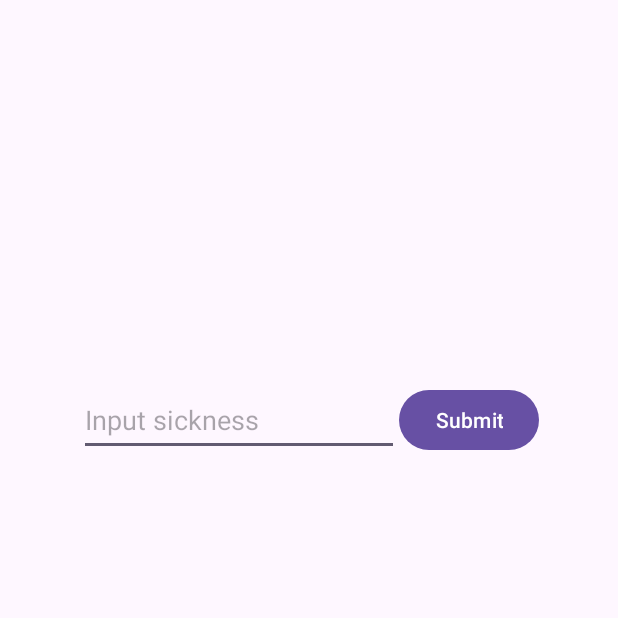
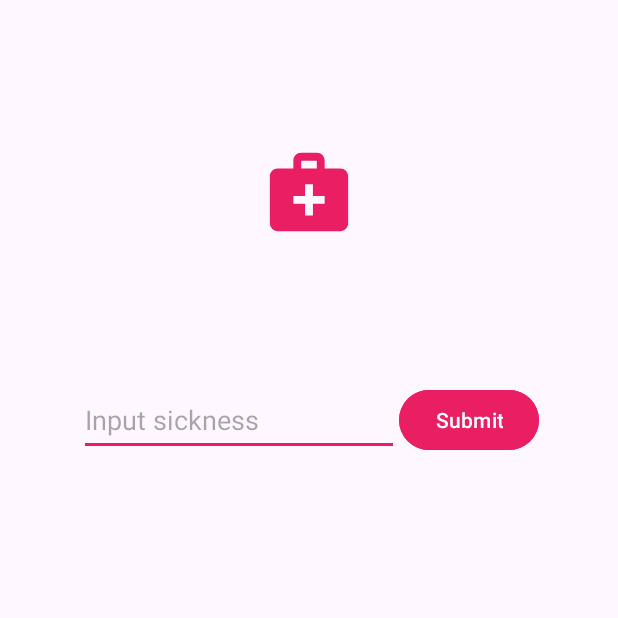
Before and after one commit to benny1436/Sick-Check-GDSC-Bicol-Uni-PH, an Android app: the screen it shows after launch (MainActivity), on a phone screen of 412 x 824 dp, the top half of it. Run offline under Robolectric (Android 15) with nearby library versions, the phone set to English and light mode, and no system bars; libraries missing offline, so code that uses them is left out: com.google.ai.client; 13 statements that could not run were skipped.

Commit message:
UI Changes

```diff
--- a/app/src/main/java/com/moonstar000/medicationapp/MainActivity.java
+++ b/app/src/main/java/com/moonstar000/medicationapp/MainActivity.java
@@ -8,6 +8,7 @@ import android.os.Bundle;
 import android.widget.Button;
 import android.widget.EditText;
 import android.widget.LinearLayout;
+import android.widget.ProgressBar;
 import android.widget.Toast;
 
 import androidx.appcompat.widget.AppCompatTextView;
@@ -51,6 +52,8 @@ public class MainActivity extends AppCompatActivity {
 
         submitBtn = findViewById(R.id.submit_btn);
         sicknessInput = findViewById(R.id.sickness_input);
+        medicationList = findViewById(R.id.medication_linear_layout);
+
 
         GenerationConfig.Builder configBuilder = new GenerationConfig.Builder();
         configBuilder.temperature = 0.9f;
@@ -77,11 +80,13 @@ public class MainActivity extends AppCompatActivity {
 
         submitBtn.setOnClickListener(v -> {
 
+            medicationList.addView(new ProgressBar(MainActivity.this) {{
+                setLayoutParams(new LinearLayout.LayoutParams(LinearLayout.LayoutParams.MATCH_PARENT, LinearLayout.LayoutParams.WRAP_CONTENT));
+            }});
+
             String input = sicknessInput.getText().toString();
             Content content = new Content.Builder()
-                    .addText("Find possible medication for an illness provided in the input, output using a JSON Template:{  \"name\": \"Medication Name\",  \"genericName\": \"Generic Name\",  \"drugClass\": \"Drug Class\",  \"dose\": {    \"amount\": 10,    \"unit\": \"mg\"  },  \"form\": \"Tablet\",  \"route\": \"Oral\",  \"frequency\": {    \"timesPerDay\": 2,    \"period\": \"Day\"  },  \"indication\": {    \"condition\": \"Condition Treated\",    \"severity\": \"Moderate\"  },  \"contraindications\": [\"Allergy to X\"],  \"interactions\": [\"Drug Y\"],  \"sideEffects\": [    {      \"name\": \"Headache\",      \"severity\": \"Mild\"    },    {      \"name\": \"Nausea\",      \"severity\": \"Moderate\"    }  ],  \"warnings\": [\"Do not take with alcohol\"],  \"notes\": \"Take after food\"}")
-                    .addText("input: Soar Throat")
-                    .addText("output: {\n  \"name\": \"Ibuprofen\",\n  \"genericName\": \"Ibuprofen\",\n  \"drugClass\": \"Nonsteroidal anti-inflammatory drug (NSAID)\",\n  \"dose\": {\n    \"amount\": 200,\n    \"unit\": \"mg\"\n  },\n  \"form\": \"Tablet\",\n  \"route\": \"Oral\",\n  \"frequency\": {\n    \"timesPerDay\": 3,\n    \"period\": \"Day\"\n  },\n  \"indication\": {\n    \"condition\": \"Soar Throat\",\n    \"severity\": \"Moderate\"\n  },\n  \"contraindications\": [],\n  \"interactions\": [],\n  \"sideEffects\": [\n    {\n      \"name\": \"Headache\",\n      \"severity\": \"Mild\"\n    },\n    {\n      \"name\": \"Nausea\",\n      \"severity\": \"Mild\"\n    }\n  ],\n  \"warnings\": [],\n  \"notes\": \"Take after food\"\n}")
+                    .addText("Find possible medication for an illness provided in the input, output using a JSON Template:{  \"name\": \"Medication Name\",  \"genericName\": \"Generic Name\",  \"drugClass\": \"Drug Class\",  \"dose\": {    \"amount\": 10,    \"unit\": \"mg\"  },  \"form\": \"Tablet\",  \"route\": \"Oral\",  \"frequency\": {    \"timesPerDay\": 2,    \"period\": \"Day\"  },  \"indication\": {    \"condition\": \"Condition Treated\",    \"severity\": \"Moderate\"  },  \"sideEffect\": {    \"name\": \"Nausea\",    \"severity\": \"Moderate\"  },  \"warnings\": [    \"Do not take with alcohol\"  ],  \"notes\": \"Take after food\"}")
                     .addText("input: " + input)
                     .addText("output: ")
                     .build();
@@ -108,18 +113,9 @@ public class MainActivity extends AppCompatActivity {
                         System.out.println("Generic name: " + medication.genericName);
                         System.out.println("Dose: " + medication.dose.amount + " " + medication.dose.unit);
 
-                        medicationList = findViewById(R.id.medication_linear_layout);
 
                         medicationList.removeAllViews();
 
-//                    medicationList.addView(new AppCompatTextView(MainActivity.this) {{
-//                        setText(resultText);
-//                        setTypeface(null, Typeface.BOLD);
-//                        setLayoutParams(new LinearLayout.LayoutParams(LinearLayout.LayoutParams.MATCH_PARENT, LinearLayout.LayoutParams.MATCH_PARENT));
-//                        setTextAlignment(TEXT_ALIGNMENT_VIEW_START);
-//                    }});
-
-                        // Add a new textview to the linear layout
                         medicationList.addView(new AppCompatTextView(MainActivity.this) {{
                             setText("Drug Name: " + medication.name);
                             setTypeface(null, Typeface.BOLD);
@@ -142,43 +138,39 @@ public class MainActivity extends AppCompatActivity {
                             setTextAlignment(TEXT_ALIGNMENT_VIEW_START);
                         }});
                         medicationList.addView(new AppCompatTextView(MainActivity.this) {{
-                            setText("Route:" + medication.route);
+                            setText("Route: " + medication.route);
                             setLayoutParams(new LinearLayout.LayoutParams(LinearLayout.LayoutParams.MATCH_PARENT, LinearLayout.LayoutParams.MATCH_PARENT));
                             setTextAlignment(TEXT_ALIGNMENT_VIEW_START);
                         }});
 
                         medicationList.addView(new AppCompatTextView(MainActivity.this) {{
-                            setText("Indication:" + medication.indication.condition + " " + medication.indication.severity);
+                            setText("Indication: " + medication.indication.condition + " " + medication.indication.severity);
                             setLayoutParams(new LinearLayout.LayoutParams(LinearLayout.LayoutParams.MATCH_PARENT, LinearLayout.LayoutParams.MATCH_PARENT));
                             setTextAlignment(TEXT_ALIGNMENT_VIEW_START);
                         }});
                         medicationList.addView(new AppCompatTextView(MainActivity.this) {{
-                            setText("Contraindications:" + Arrays.toString(medication.contraindications.toArray()));
+                            setText("Side Effect: " + medication.sideEffect.name + " " + medication.sideEffect.severity);
                             setLayoutParams(new LinearLayout.LayoutParams(LinearLayout.LayoutParams.MATCH_PARENT, LinearLayout.LayoutParams.MATCH_PARENT));
                             setTextAlignment(TEXT_ALIGNMENT_VIEW_START);
                         }});
                         medicationList.addView(new AppCompatTextView(MainActivity.this) {{
-                            setText("Interactions:" + Arrays.toString(medication.interactions.toArray()));
+
+                            if(medication.warnings.size() > 0){
+                                setText("Warnings: " + medication.warnings.get(0));
+                            }
+                            else{
+                                setText("Warnings: None");
+                            }
                             setLayoutParams(new LinearLayout.LayoutParams(LinearLayout.LayoutParams.MATCH_PARENT, LinearLayout.LayoutParams.MATCH_PARENT));
                             setTextAlignment(TEXT_ALIGNMENT_VIEW_START);
                         }});
                         medicationList.addView(new AppCompatTextView(MainActivity.this) {{
-                            setText("Side Effects:" + medication.sideEffects.get(0).name + " " + medication.sideEffects.get(0).severity);
+                            setText("Notes: " + medication.notes);
                             setLayoutParams(new LinearLayout.LayoutParams(LinearLayout.LayoutParams.MATCH_PARENT, LinearLayout.LayoutParams.MATCH_PARENT));
                             setTextAlignment(TEXT_ALIGNMENT_VIEW_START);
                         }});
                         medicationList.addView(new AppCompatTextView(MainActivity.this) {{
-                            setText("Warnings:" + medication.warnings.get(0));
-                            setLayoutParams(new LinearLayout.LayoutParams(LinearLayout.LayoutParams.MATCH_PARENT, LinearLayout.LayoutParams.MATCH_PARENT));
-                            setTextAlignment(TEXT_ALIGNMENT_VIEW_START);
-                        }});
-                        medicationList.addView(new AppCompatTextView(MainActivity.this) {{
-                            setText("Notes:" + medication.notes);
-                            setLayoutParams(new LinearLayout.LayoutParams(LinearLayout.LayoutParams.MATCH_PARENT, LinearLayout.LayoutParams.MATCH_PARENT));
-                            setTextAlignment(TEXT_ALIGNMENT_VIEW_START);
-                        }});
-                        medicationList.addView(new AppCompatTextView(MainActivity.this) {{
-                            setText("Frequency:" + medication.frequency.timesPerDay + " times per " + medication.frequency.period);
+                            setText("Frequency: " + medication.frequency.timesPerDay + " times per " + medication.frequency.period);
                             setLayoutParams(new LinearLayout.LayoutParams(LinearLayout.LayoutParams.MATCH_PARENT, LinearLayout.LayoutParams.MATCH_PARENT));
                             setTextAlignment(TEXT_ALIGNMENT_VIEW_START);
                         }});
@@ -227,9 +219,7 @@ public class MainActivity extends AppCompatActivity {
         private String route;
         private Frequency frequency;
         private Indication indication;
-        private List<String> contraindications;
-        private List<String> interactions;
-        private List<SideEffect> sideEffects;
+        private SideEffect sideEffect;
         private List<String> warnings;
         private String notes;
 
--- /dev/null
+++ b/app/src/main/res/drawable/medical_foreground.xml
@@ -0,0 +1,15 @@
+<vector xmlns:android="http://schemas.android.com/apk/res/android"
+    android:width="108dp"
+    android:height="108dp"
+    android:viewportWidth="24"
+    android:viewportHeight="24"
+    android:tint="#E91E63">
+  <group android:scaleX="0.58"
+      android:scaleY="0.58"
+      android:translateX="5.04"
+      android:translateY="5.04">
+    <path
+        android:fillColor="@android:color/white"
+        android:pathData="M20,6h-4V4c0,-1.1 -0.9,-2 -2,-2h-4C8.9,2 8,2.9 8,4v2H4C2.9,6 2,6.9 2,8v12c0,1.1 0.9,2 2,2h16c1.1,0 2,-0.9 2,-2V8C22,6.9 21.1,6 20,6zM10,4h4v2h-4V4zM16,15h-3v3h-2v-3H8v-2h3v-3h2v3h3V15z"/>
+  </group>
+</vector>
--- a/app/src/main/res/layout/activity_main.xml
+++ b/app/src/main/res/layout/activity_main.xml
@@ -21,6 +21,7 @@
             android:id="@+id/sickness_input"
             android:layout_width="match_parent"
             android:layout_height="match_parent"
+            android:backgroundTint="#E91E63"
             android:ems="10"
             android:hint="Input sickness"
             android:inputType="text|textLongMessage" />
@@ -30,13 +31,14 @@
             android:layout_width="wrap_content"
             android:layout_height="wrap_content"
             android:layout_weight="1"
+            android:backgroundTint="#E91E63"
             android:text="Submit" />
     </LinearLayout>
 
     <ScrollView
         android:id="@+id/medication_scroll_view"
         android:layout_width="392dp"
-        android:layout_height="347dp"
+        android:layout_height="0dp"
         app:layout_constraintBottom_toBottomOf="parent"
         app:layout_constraintEnd_toEndOf="parent"
         app:layout_constraintStart_toStartOf="parent"
@@ -49,7 +51,18 @@
             android:layout_width="match_parent"
             android:layout_height="wrap_content"
             android:orientation="vertical"
-            android:padding="16dp"/>
+            android:padding="16dp" />
 
     </ScrollView>
+
+    <ImageView
+        android:id="@+id/imageView2"
+        android:layout_width="wrap_content"
+        android:layout_height="wrap_content"
+        android:background="@drawable/medical_foreground"
+        app:layout_constraintBottom_toTopOf="@+id/linearLayout"
+        app:layout_constraintEnd_toEndOf="parent"
+        app:layout_constraintStart_toStartOf="parent"
+        app:layout_constraintTop_toTopOf="parent" />
+
 </androidx.constraintlayout.widget.ConstraintLayout>
--- /dev/null
+++ b/app/src/main/res/mipmap-anydpi-v26/medical.xml
@@ -0,0 +1,5 @@
+<?xml version="1.0" encoding="utf-8"?>
+<adaptive-icon xmlns:android="http://schemas.android.com/apk/res/android">
+    <background android:drawable="@drawable/medical_background"/>
+    <foreground android:drawable="@drawable/medical_foreground"/>
+</adaptive-icon>
--- /dev/null
+++ b/app/src/main/res/mipmap-anydpi-v26/medical_round.xml
@@ -0,0 +1,5 @@
+<?xml version="1.0" encoding="utf-8"?>
+<adaptive-icon xmlns:android="http://schemas.android.com/apk/res/android">
+    <background android:drawable="@drawable/medical_background"/>
+    <foreground android:drawable="@drawable/medical_foreground"/>
+</adaptive-icon>
```
Also changed, not shown: app/src/main/res/drawable/medical_background.xml (added, +74 -0 lines), app/src/main/medical-playstore.png (added), app/src/main/res/mipmap-hdpi/medical.webp (added), app/src/main/res/mipmap-hdpi/medical_round.webp (added), app/src/main/res/mipmap-mdpi/medical.webp (added), app/src/main/res/mipmap-mdpi/medical_round.webp (added), app/src/main/res/mipmap-xhdpi/medical.webp (added), app/src/main/res/mipmap-xhdpi/medical_round.webp (added), app/src/main/res/mipmap-xxhdpi/medical.webp (added), app/src/main/res/mipmap-xxhdpi/medical_round.webp (added), app/src/main/res/mipmap-xxxhdpi/medical.webp (added), app/src/main/res/mipmap-xxxhdpi/medical_round.webp (added).
